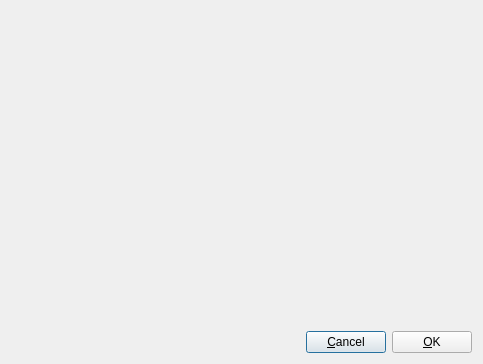
xmichelo/Beeftext, file Beeftext/StringListEditorDialog.ui: the form before one commit.
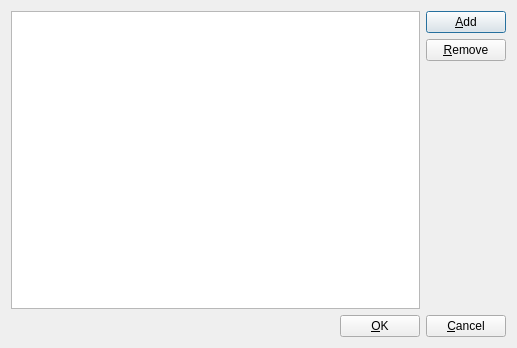
The form after the commit.

Commit message: Partial implementation of string list editor.

The edit to the form file:
```diff
--- a/Beeftext/StringListEditorDialog.ui
+++ b/Beeftext/StringListEditorDialog.ui
@@ -6,26 +6,58 @@
    <rect>
     <x>0</x>
     <y>0</y>
-    <width>483</width>
-    <height>364</height>
+    <width>517</width>
+    <height>348</height>
    </rect>
   </property>
   <property name="windowTitle">
    <string/>
   </property>
-  <layout class="QVBoxLayout" name="verticalLayout">
+  <layout class="QVBoxLayout" name="verticalLayout_2">
    <item>
-    <spacer name="verticalSpacer">
-     <property name="orientation">
-      <enum>Qt::Vertical</enum>
-     </property>
-     <property name="sizeHint" stdset="0">
-      <size>
-       <width>20</width>
-       <height>312</height>
-      </size>
-     </property>
-    </spacer>
+    <layout class="QHBoxLayout" name="horizontalLayout_2">
+     <item>
+      <widget class="QListView" name="stringListView">
+       <property name="selectionMode">
+        <enum>QAbstractItemView::ExtendedSelection</enum>
+       </property>
+       <property name="selectionBehavior">
+        <enum>QAbstractItemView::SelectRows</enum>
+       </property>
+      </widget>
+     </item>
+     <item>
+      <layout class="QVBoxLayout" name="verticalLayout">
+       <item>
+        <widget class="QPushButton" name="buttonAdd">
+         <property name="text">
+          <string>&amp;Add</string>
+         </property>
+        </widget>
+       </item>
+       <item>
+        <widget class="QPushButton" name="buttonRemove">
+         <property name="text">
+          <string>&amp;Remove</string>
+         </property>
+        </widget>
+       </item>
+       <item>
+        <spacer name="verticalSpacer">
+         <property name="orientation">
+          <enum>Qt::Vertical</enum>
+         </property>
+         <property name="sizeHint" stdset="0">
+          <size>
+           <width>20</width>
+           <height>40</height>
+          </size>
+         </property>
+        </spacer>
+       </item>
+      </layout>
+     </item>
+    </layout>
    </item>
    <item>
     <layout class="QHBoxLayout" name="horizontalLayout">
@@ -42,13 +74,6 @@
        </property>
       </spacer>
      </item>
-     <item>
-      <widget class="QPushButton" name="buttonCancel">
-       <property name="text">
-        <string>&amp;Cancel</string>
-       </property>
-      </widget>
-     </item>
      <item>
       <widget class="QPushButton" name="buttonOk">
        <property name="text">
@@ -56,6 +81,13 @@
        </property>
       </widget>
      </item>
+     <item>
+      <widget class="QPushButton" name="buttonCancel">
+       <property name="text">
+        <string>&amp;Cancel</string>
+       </property>
+      </widget>
+     </item>
     </layout>
    </item>
   </layout>
```
Left out of the diff: 36 changed lines with no effect on the pictures. The commit also changes 4 other files.
